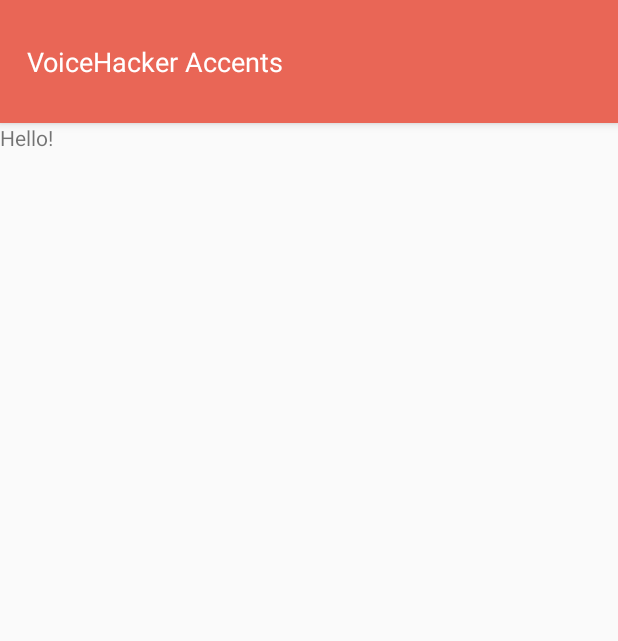
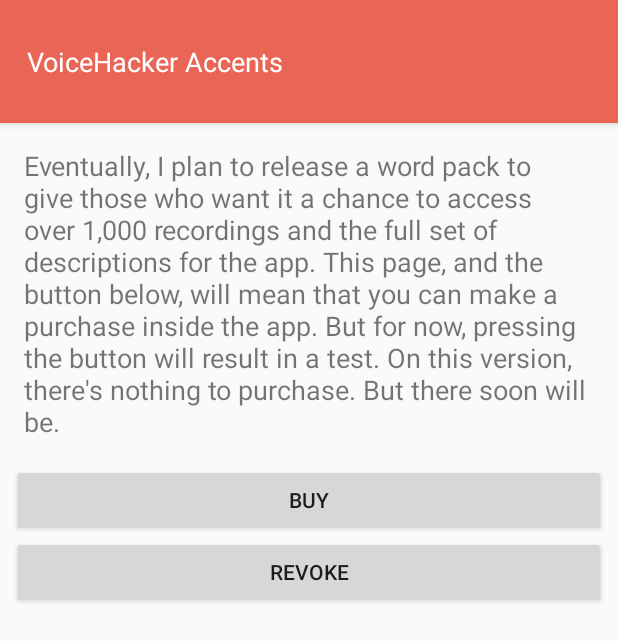
Before and after one commit to mattpocock/voicehacker-accents, an Android app: the InAppPurchase screen opened directly, with no data from a screen before it, on a phone screen of 412 x 824 dp. Shown: the top 641 px of the screen. Run offline under Robolectric (Android 15) with nearby library versions, the light colour scheme and no system bars; libraries missing offline, so code that uses them is left out: com.anjlab.android; 1 statement that could not run was skipped.

Commit message:
Alpha 0.22.4
More implementation of in-app purchases.

```diff
--- a/app/src/main/AndroidManifest.xml
+++ b/app/src/main/AndroidManifest.xml
@@ -22,4 +22,7 @@
         </activity>
     </application>
 
+    <uses-permission android:name="com.android.vending.BILLING" />
+    <uses-permission android:name="com.android.vending.CHECK_LICENSE" />
+
 </manifest>
--- a/app/src/main/java/uk/co/voicehacker/app/practicewords/Consonants.java
+++ b/app/src/main/java/uk/co/voicehacker/app/practicewords/Consonants.java
@@ -183,8 +183,6 @@
                 insertedStar.setOnClickListener(new View.OnClickListener() {
                     public void onClick(View v) {
 
-
-                        // TODO: Work Out This Damn Star
 
                         if (firstStarPress) {
 
--- a/app/src/main/java/uk/co/voicehacker/app/practicewords/InAppPurchase.java
+++ b/app/src/main/java/uk/co/voicehacker/app/practicewords/InAppPurchase.java
@@ -1,19 +1,126 @@
 package uk.co.voicehacker.app.practicewords;
 
+import android.app.Activity;
+import android.content.Intent;
+import android.content.SharedPreferences;
 import android.os.Bundle;
 import android.support.v7.app.AppCompatActivity;
+import android.view.View;
+import android.widget.Button;
+import android.widget.Toast;
+
+import com.anjlab.android.iab.v3.BillingProcessor;
+import com.anjlab.android.iab.v3.TransactionDetails;
+
+import static java.security.AccessController.getContext;
 
 /**
  * Created by Matt on 16-May-17.
  */
 
-public class InAppPurchase extends AppCompatActivity {
+public class InAppPurchase extends Activity implements BillingProcessor.IBillingHandler {
 
+
+    BillingProcessor bp;
+
+    String getKey () {
+
+        String k = getString(R.string.key1) + getString(R.string.key2) +getString(R.string.key3) +getString(R.string.key4) +getString(R.string.key5) +getString(R.string.key6) +getString(R.string.key7) +getString(R.string.key8) +getString(R.string.key9) +getString(R.string.key10) +getString(R.string.key11);
+        return k;
+    }
     protected void onCreate(Bundle savedInstanceState) {
         super.onCreate(savedInstanceState);
         setContentView(R.layout.in_app_purchase);
 
+        bp = new BillingProcessor(this, getKey(), this);
+
+        Button purchase = (Button) findViewById(R.id.purchasebtn);
+        purchase.setOnClickListener(new View.OnClickListener() {
+            @Override
+            public void onClick(View v) {
+                bp.purchase(InAppPurchase.this, "premiumwordpack001");
+                /*Intent i = new Intent(InAppPurchase.this, MainActivity.class);
+                startActivity(i); */ //TODO: Delete this comment
+            }
+        });
+
+
 
 
     }
+
+    // IBillingHandler implementation
+
+    @Override
+    public void onBillingInitialized() {
+		/*
+		 * Called when BillingProcessor was initialized and it's ready to purchase
+		 */
+    }
+
+    @Override
+    public void onProductPurchased(String productId, TransactionDetails details) {
+		/*
+		 * Called when requested PRODUCT ID was successfully purchased
+		 */
+
+        SharedPreferences sharedPref = getApplicationContext().getSharedPreferences(getString(R.string.preference_file_key), getApplicationContext().MODE_PRIVATE);
+
+        boolean loadOwnedPurchasesFromGoogle = bp.loadOwnedPurchasesFromGoogle();
+
+        if (loadOwnedPurchasesFromGoogle) {
+
+            if (bp.isPurchased(productId))
+                {
+                    Toast.makeText(this, "You've already purchased this item!", Toast.LENGTH_SHORT).show();
+                }
+            else
+                {
+                    SharedPreferences.Editor editor = sharedPref.edit();
+                    editor.putBoolean(getString(R.string.purchased001), true);
+                    editor.commit();
+                    Toast.makeText(this, "Success! You've purchased our word pack.", Toast.LENGTH_SHORT).show(); //TODO: Make this better
+                    Intent i = new Intent(InAppPurchase.this, MainActivity.class);
+                    startActivity(i);
+                }
+        }
+
+
+    }
+
+    @Override
+    public void onBillingError(int errorCode, Throwable error) {
+		/*
+		 * Called when some error occurred. See Constants class for more details
+		 *
+		 * Note - this includes handling the case where the user canceled the buy dialog:
+		 * errorCode = Constants.BILLING_RESPONSE_RESULT_USER_CANCELED
+		 */
+        Toast.makeText(this, "Something went wrong!", Toast.LENGTH_SHORT).show(); //TODO: Change This To Something More Impressive
+
+    }
+
+    @Override
+    public void onPurchaseHistoryRestored() {
+		/*
+		 * Called when purchase history was restored and the list of all owned PRODUCT ID's
+		 * was loaded from Google Play
+		 */
+    }
+
+    @Override
+    protected void onActivityResult(int requestCode, int resultCode, Intent data) {
+        if (!bp.handleActivityResult(requestCode, resultCode, data))
+            super.onActivityResult(requestCode, resultCode, data);
+    }
+
+    @Override
+    public void onDestroy() {
+        if (bp != null)
+            bp.release();
+
+        super.onDestroy();
+    }
+
+
 }
--- a/app/src/main/res/layout/in_app_purchase.xml
+++ b/app/src/main/res/layout/in_app_purchase.xml
@@ -26,13 +26,35 @@
     <LinearLayout
         android:layout_width="match_parent"
         android:layout_height="0sp"
-        android:layout_weight="0.9">
+        android:layout_weight="0.9"
+        android:orientation="vertical">
 
         <TextView
-            android:id="@+id/textView9"
+            android:id="@+id/textView8"
             android:layout_width="match_parent"
             android:layout_height="wrap_content"
-            android:layout_weight="1"
-            android:text="Hello!" />
+            android:layout_marginBottom="16dp"
+            android:layout_marginLeft="16dp"
+            android:layout_marginRight="16dp"
+            android:layout_marginTop="16dp"
+            android:text="@string/promotext"
+            android:textSize="18dp" />
+
+        <Button
+            android:id="@+id/purchasebtn"
+            android:layout_width="match_parent"
+            android:layout_height="wrap_content"
+            android:layout_marginLeft="8dp"
+            android:layout_marginRight="8dp"
+            android:text="Buy" />
+
+        <Button
+            android:id="@+id/revokebtn"
+            android:layout_width="match_parent"
+            android:layout_height="wrap_content"
+            android:layout_marginLeft="8dp"
+            android:layout_marginRight="8dp"
+            android:text="Revoke" />
+
     </LinearLayout>
 </LinearLayout>
--- a/app/src/main/res/values/strings.xml
+++ b/app/src/main/res/values/strings.xml
@@ -3,7 +3,22 @@
     <string name="preference_file_key">app.voicehacker.co.uk.PREFERENCE_FILE_KEY</string>
     <string name="importedconsonantsstarred">app.voicehacker.co.uk.CONSONANTS_STARRED</string>
     <string name="importedvowelsstarred">app.voicehacker.co.uk.VOWELS_STARRED</string>
+    <string name="purchased001">app.voicehacker.co.uk.PURCHASED_001</string>
     <string name="tutorialviewed">app.voicehacker.co.uk.TUTORIAL_VIEWED</string>
+    <string name="promotext">Eventually, I plan to release a word pack to give those who want it a chance to access over 1,000 recordings and the full set of descriptions for the app. This page, and the button below, will mean that you can make a purchase inside the app. But for now, pressing the button will result in a test. On this version, there\'s nothing to purchase. But there soon will be.</string>
+    <string name="promopreview">Get access to over 3,000 words of descriptions and 1,000 words of recordings by buying our premium package.</string>
+
+    <string name="key1">MIIBIjANBgkqhkiG9w0B</string>
+    <string name="key2">AQEFAAOCAQ8AMIIBCgKCAQEAjbBugXuIHsnf</string>
+    <string name="key3">+BhvSFfycgZKdlJJyrg8gx2039fCVh8HjttGZvZwctUs64p0WOC</string>
+    <string name="key4">ylfri5uTDvwxer3eT6iLY</string>
+    <string name="key5">dBOBIN77arxKMhktPLKFQ+5h9EfkE9w9/wFMQwb+</string>
+    <string name="key6">uo8CTdFLWg+i2YQk9gPXLsv6sbZ96JpZ</string>
+    <string name="key7">ubipxvGXI6xtD9DXCsItzf5HUBPty5BcDDath6zL7T4mSn</string>
+    <string name="key8">g295uFxZA0DY3jLbeBhTwIkq/xnoebNcRKbSzIQl</string>
+    <string name="key9">5o5GDIXlRl6uBNlMMrLHTQZ7kD+caE7Ap7e1mIzxuwVDR</string>
+    <string name="key10">b+ornpyLMpW7+ieCxS7TLJZvvAWI5CAu3aNtU</string>
+    <string name="key11">W7UTPvD2oQOcu76hDQIDAQAB</string>
 
 
 
--- a/build.gradle
+++ b/build.gradle
@@ -5,7 +5,7 @@
         jcenter()
     }
     dependencies {
-        classpath 'com.android.tools.build:gradle:2.3.1'
+        classpath 'com.android.tools.build:gradle:2.3.2'
 
         // NOTE: Do not place your application dependencies here; they belong
         // in the individual module build.gradle files
```
Also changed, not shown: app/build.gradle (+7 -2 lines), app/src/main/java/uk/co/voicehacker/app/practicewords/MainActivity.java (+58 -8 lines), app/src/main/java/uk/co/voicehacker/app/practicewords/ShowWordsPager.java (+127 -18 lines), app/src/main/java/uk/co/voicehacker/app/practicewords/Vowels.java (+0 -23 lines).
